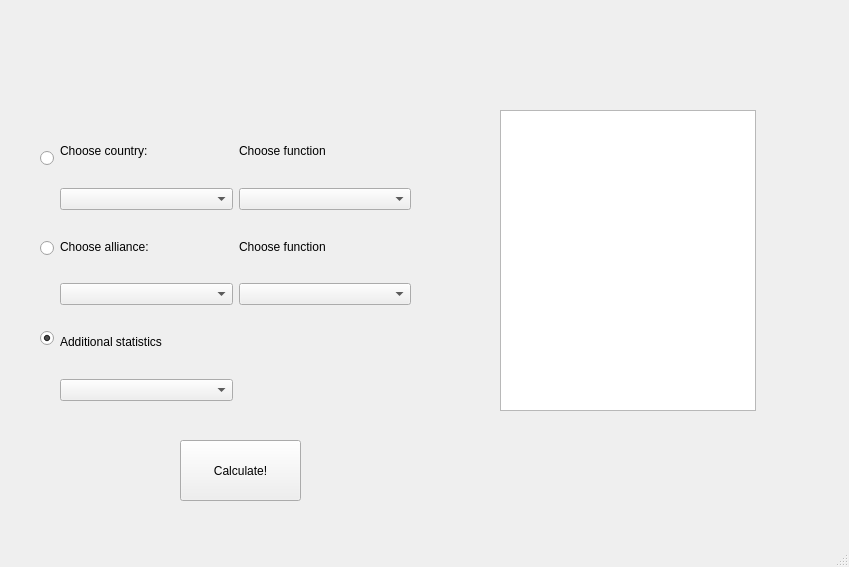
Above: app_ui.ui from PuchalaS/military-security-alliances before the change. Below: the same form after it.
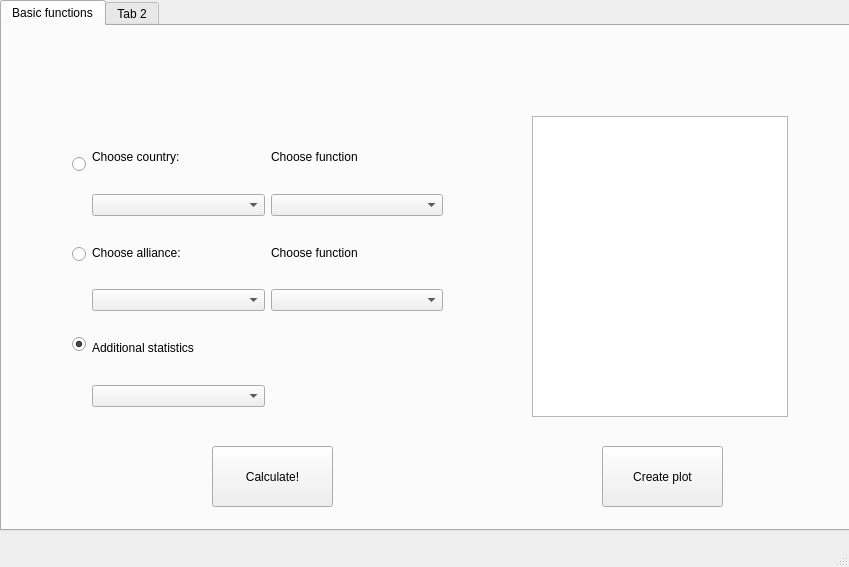
That is the form after the change.

The edit to the form file:
```diff
--- a/app_ui.ui
+++ b/app_ui.ui
@@ -14,11 +14,82 @@
    <string>MainWindow</string>
   </property>
   <widget class="QWidget" name="centralwidget">
+   <widget class="QTabWidget" name="tabWidget">
+    <property name="geometry">
+     <rect>
+      <x>0</x>
+      <y>0</y>
+      <width>851</width>
+      <height>531</height>
+     </rect>
+    </property>
+    <property name="currentIndex">
+     <number>0</number>
+    </property>
+    <widget class="QWidget" name="tab">
+     <attribute name="title">
+      <string>Basic functions</string>
+     </attribute>
+     <widget class="QTextBrowser" name="output_window">
+      <property name="geometry">
+       <rect>
+        <x>530</x>
+        <y>90</y>
+        <width>256</width>
+        <height>301</height>
+       </rect>
+      </property>
+     </widget>
+     <widget class="QRadioButton" name="alliance_rb">
+      <property name="geometry">
+       <rect>
+        <x>70</x>
+        <y>220</y>
+        <width>16</width>
+        <height>16</height>
+       </rect>
+      </property>
+      <property name="text">
+       <string/>
+      </property>
+      <property name="checked">
+       <bool>false</bool>
+      </property>
+     </widget>
+     <widget class="QRadioButton" name="country_rb">
+      <property name="geometry">
+       <rect>
+        <x>70</x>
+        <y>130</y>
+        <width>16</width>
+        <height>16</height>
+       </rect>
+      </property>
+      <property name="text">
+       <string/>
+      </property>
+      <property name="checked">
+       <bool>false</bool>
+      </property>
+     </widget>
+     <widget class="QPushButton" name="calculate_pushbutton">
+      <property name="geometry">
+       <rect>
+        <x>210</x>
+        <y>420</y>
+        <width>121</width>
+        <height>61</height>
+       </rect>
+      </property>
+      <property name="text">
+       <string>Calculate!</string>
+      </property>
+     </widget>
    <widget class="QWidget" name="gridLayoutWidget">
     <property name="geometry">
      <rect>
-      <x>60</x>
-      <y>120</y>
+        <x>90</x>
+        <y>100</y>
       <width>351</width>
       <height>281</height>
      </rect>
@@ -76,34 +147,11 @@
      </item>
     </layout>
    </widget>
-   <widget class="QTextBrowser" name="output_window">
-    <property name="geometry">
-     <rect>
-      <x>500</x>
-      <y>110</y>
-      <width>256</width>
-      <height>301</height>
-     </rect>
-    </property>
-   </widget>
-   <widget class="QPushButton" name="calculate_pushbutton">
-    <property name="geometry">
-     <rect>
-      <x>180</x>
-      <y>440</y>
-      <width>121</width>
-      <height>61</height>
-     </rect>
-    </property>
-    <property name="text">
-     <string>Calculate!</string>
-    </property>
-   </widget>
    <widget class="QRadioButton" name="overall_rb">
     <property name="geometry">
      <rect>
-      <x>40</x>
-      <y>330</y>
+        <x>70</x>
+        <y>310</y>
       <width>16</width>
       <height>16</height>
      </rect>
@@ -115,37 +163,25 @@
      <bool>true</bool>
     </property>
    </widget>
-   <widget class="QRadioButton" name="alliance_rb">
+     <widget class="QPushButton" name="calculate_pushbutton_2">
     <property name="geometry">
      <rect>
-      <x>40</x>
-      <y>240</y>
-      <width>16</width>
-      <height>16</height>
+        <x>600</x>
+        <y>420</y>
+        <width>121</width>
+        <height>61</height>
      </rect>
     </property>
     <property name="text">
-     <string/>
-    </property>
-    <property name="checked">
-     <bool>false</bool>
-    </property>
-   </widget>
-   <widget class="QRadioButton" name="country_rb">
-    <property name="geometry">
-     <rect>
-      <x>40</x>
-      <y>150</y>
-      <width>16</width>
-      <height>16</height>
-     </rect>
-    </property>
-    <property name="text">
-     <string/>
-    </property>
-    <property name="checked">
-     <bool>false</bool>
-    </property>
+       <string>Create plot</string>
+      </property>
+     </widget>
+    </widget>
+    <widget class="QWidget" name="tab_2">
+     <attribute name="title">
+      <string>Tab 2</string>
+     </attribute>
+    </widget>
    </widget>
   </widget>
   <widget class="QMenuBar" name="menubar">
```
Lines whose indentation alone changed are shown as unchanged.
